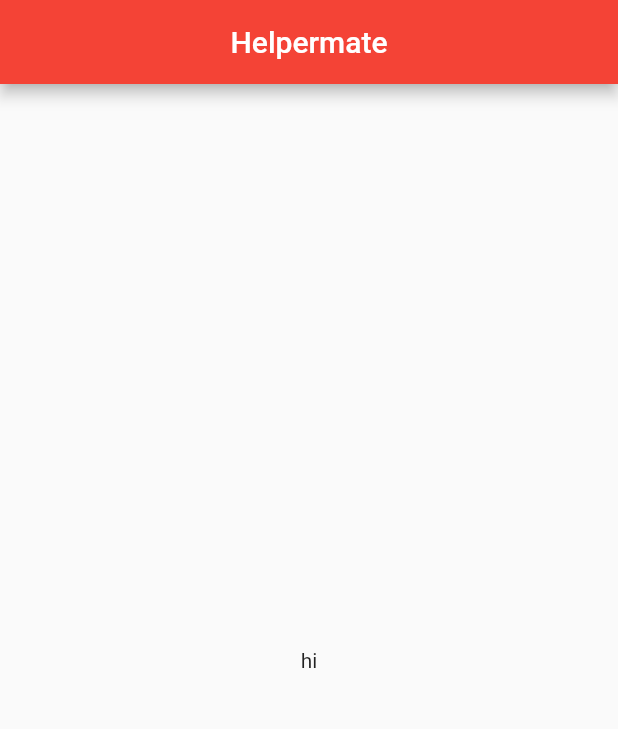
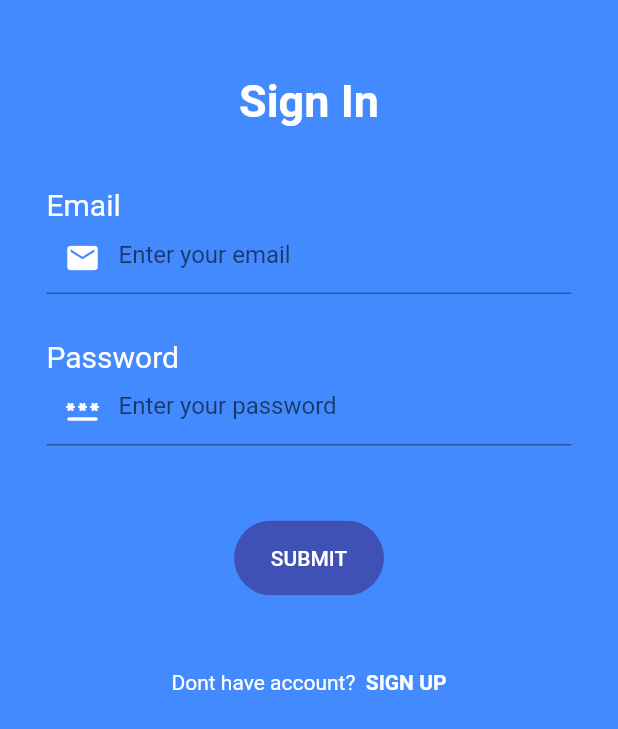
Before and after one commit to rewicz/helpermate, a Flutter app: the screen it shows after launch, on a phone screen of 412 x 824 dp. Shown: the top 729 px of the screen. Run offline on Flutter 3.47's test engine with Material 2 defaults, Android fonts, the phone set to English and light mode, and no system bars.

Commit message:
login panel

```diff
--- a/lib/main.dart
+++ b/lib/main.dart
@@ -5,6 +5,11 @@
 import 'package:helpermate/pages/neederPanel.dart';
 
 void main() => runApp(MaterialApp(
+  title: 'HelepMate',
+  theme: ThemeData(
+    primaryColor: Colors.white,
+    scaffoldBackgroundColor: Colors.blueAccent,
+  ),
   initialRoute: '/',
     routes: {
       '/' : (context) => Login(),
--- a/lib/pages/chosenPanel.dart
+++ b/lib/pages/chosenPanel.dart
@@ -8,6 +8,8 @@
 class _ChosenPanelState extends State<ChosenPanel> {
   @override
   Widget build(BuildContext context) {
-    return Container();
+    return Container(
+        child:Text('alejaja')
+    );
   }
 }
--- a/lib/pages/login.dart
+++ b/lib/pages/login.dart
@@ -6,19 +6,145 @@
 }
 
 class _LoginState extends State<Login> {
+
+  String email = "";
+  String password = "";
+
   @override
   Widget build(BuildContext context) {
     return Scaffold(
-      appBar: AppBar(
-        title: Text('Helpermate'),
-        centerTitle: true,
-        backgroundColor: Colors.red,
-      ),
-      body: Center(
-        child: Text(
-            'hi'
+      body: SafeArea(
+        child: Center(
+          child: Column(
+            children: [
+              SizedBox(height: 50),
+              Text(
+                'Sign In',
+                style: TextStyle(
+                  color: Colors.white,
+                  fontSize: 30.0,
+                  fontWeight: FontWeight.bold,
+                ),
+              ),
+              SizedBox(height: 40),
+              buildEmail(),
+              SizedBox(height: 30),
+              buildPassword(),
+              SizedBox(height: 50),
+              Center(
+                child: Container(
+                  width: 100.0,
+                  height: 50.0,
+                  child: ClipRRect(
+                    borderRadius: BorderRadius.circular(50),
+                    child: FlatButton(
+                      color: Colors.indigo,
+                      onPressed: () => {submitPassword()},
+                      child: Text(
+                        "SUBMIT",
+                        style: TextStyle(color: Colors.white),
+                      ),
+                    ),
+                  ),
+                ),
+              ),
+              SizedBox(height: 50),
+              GestureDetector(
+                onTap: () => {print("SIGN UP")},
+                child: RichText(
+                    text: TextSpan(
+                      children: [
+                        TextSpan(
+                            text: 'Dont have account?  ',
+                            style: TextStyle(
+                              color: Colors.white,
+                            ),
+                        ),
+                        TextSpan(
+                            text: 'SIGN UP',
+                            style: TextStyle(
+                              color: Colors.white,
+                              fontWeight: FontWeight.bold
+                            ),
+                        ),
+                    ],
+                    ),
+                ),
+              ),
+            ],
+          ),
         ),
       ),
     );
   }
+
+ Widget buildEmail() => Container(
+   width: 350.0,
+   child: Column(
+     crossAxisAlignment: CrossAxisAlignment.start,
+     children: [
+       Text(
+         'Email',
+         style: TextStyle(
+           color: Colors.white,
+           fontSize: 20.0,
+           fontWeight: FontWeight.normal,
+         ),
+       ),
+       TextField(
+         keyboardType: TextInputType.emailAddress,
+         decoration: InputDecoration(
+           focusedBorder: UnderlineInputBorder(
+               borderSide: BorderSide(color: Colors.white)
+           ),
+           focusColor: Colors.amberAccent,
+           prefixIcon: Icon(
+             Icons.email,
+             color: Colors.white,
+           ),
+           hintText: 'Enter your email',
+         ),
+         onChanged: (value) => setState(() => email = value),
+       ),
+     ],
+   ),
+ );
+
+  buildPassword() =>  Container(
+    width: 350.0,
+    child: Column(
+      crossAxisAlignment: CrossAxisAlignment.start,
+      children: [
+        Text(
+          'Password',
+          style: TextStyle(
+            color: Colors.white,
+            fontSize: 20.0,
+            fontWeight: FontWeight.normal,
+          ),
+        ),
+        TextField(
+            keyboardType: TextInputType.emailAddress,
+            decoration: InputDecoration(
+              focusedBorder: UnderlineInputBorder(
+                borderSide: BorderSide(color: Colors.white)
+              ),
+              focusColor: Colors.amberAccent,
+              prefixIcon: Icon(
+                Icons.password_rounded,
+                color: Colors.white,
+              ),
+              hintText: 'Enter your password',
+            ),
+            onChanged: (value) => setState(() => password = value),
+          ),
+      ],
+    ),
+  );
+
+  void submitPassword() {
+    print("$email, $password ");
+    Navigator.pushNamed(context, '/chosen');
+  }
+
 }
```
